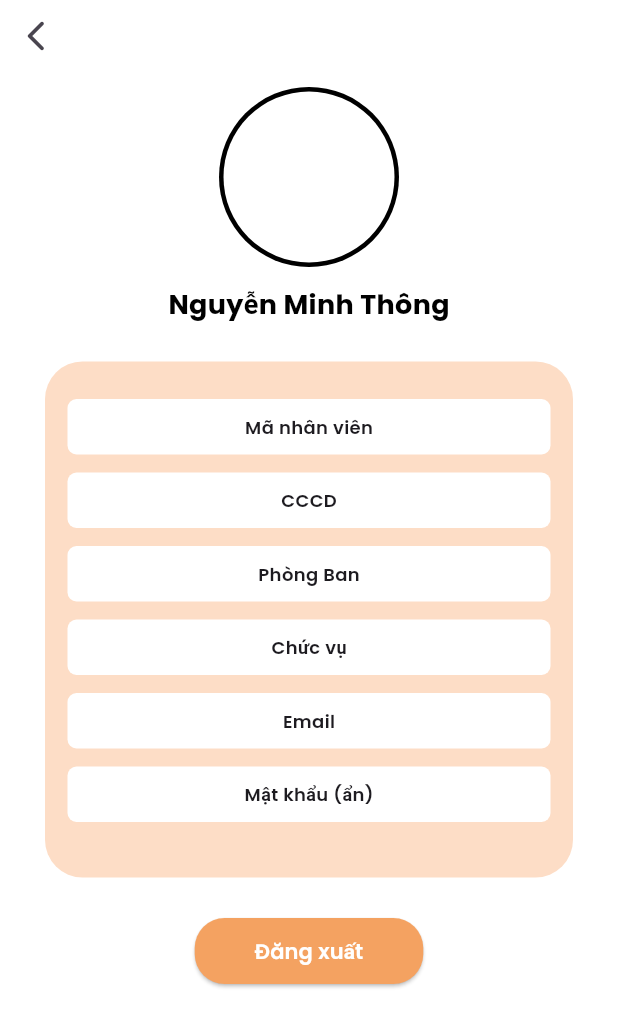
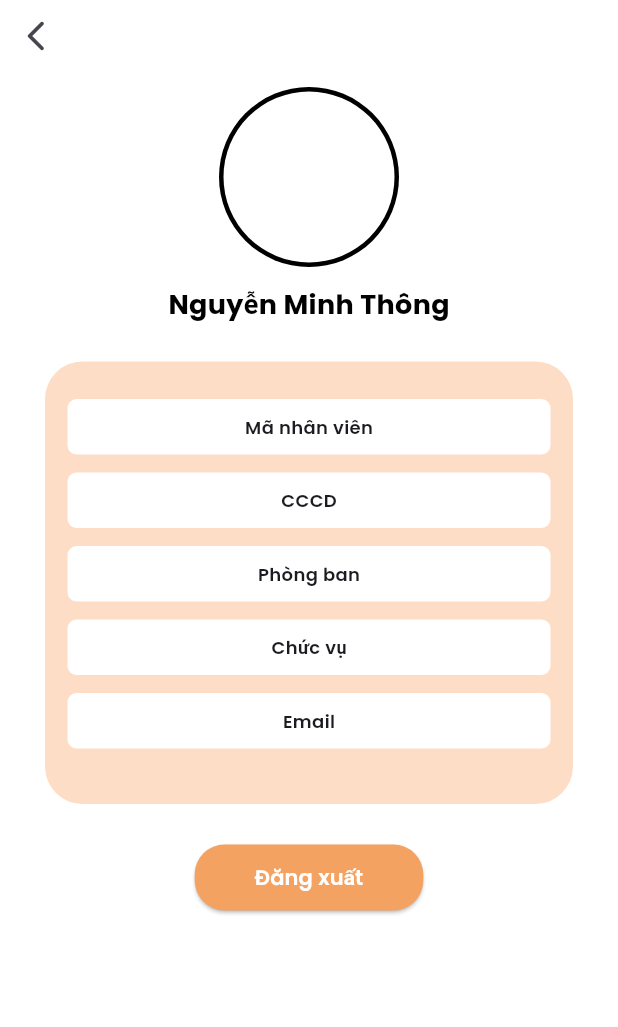
Before and after one commit to minhthongnt2610/TT_Nhom3, a Flutter app: the screen it shows after launch, on a phone screen of 412 x 824 dp. Shown: the top 1027 px of the screen. Run offline on Flutter 3.47's test engine with Material 3 defaults, Android fonts, the phone set to English and light mode, and no system bars; our stand-ins replace google_fonts.

Commit message:
tạo build_info_field.dart để thêm các trường thông tin của nhân viên

```diff
--- /dev/null
+++ b/TimeTrack/lib/screens/common_screens/widgets/build_info_field.dart
@@ -0,0 +1,36 @@
+import 'package:flutter/material.dart';
+import 'package:google_fonts/google_fonts.dart';
+
+class BuildInfoField extends StatelessWidget {
+  const BuildInfoField({super.key, required this.title});
+  final String title;
+
+  @override
+  Widget build(BuildContext context) {
+    return Padding(
+      padding: const EdgeInsets.only(bottom: 12),
+      child: Stack(
+        alignment: Alignment.centerRight,
+        children: [
+          Container(
+            width: double.infinity,
+            padding: const EdgeInsets.symmetric(vertical: 10),
+            decoration: BoxDecoration(
+              color: Colors.white,
+              borderRadius: BorderRadius.circular(6),
+            ),
+            child: Center(
+              child: Text(
+                title,
+                style: GoogleFonts.poppins(
+                  fontWeight: FontWeight.w600,
+                  fontSize: 12,
+                ),
+              ),
+            ),
+          ),
+        ],
+      ),
+    );
+  }
+}
--- a/TimeTrack/lib/screens/employee_screens/check_in_screen.dart
+++ b/TimeTrack/lib/screens/employee_screens/check_in_screen.dart
@@ -47,7 +47,8 @@ class _CheckInScreenState extends State<CheckInScreen> {
     return Scaffold(
       extendBodyBehindAppBar: true,
       appBar: AppBarWidget(isCheck: isCheck,),
-      body: Container(
+      body: SafeArea(
+        child: Container(
           width: double.infinity,
           height: double.infinity,
           decoration: BoxDecoration(
@@ -115,6 +116,7 @@ class _CheckInScreenState extends State<CheckInScreen> {
             ),
           ),
         ),
+      ),
     );
   }
 }
--- a/TimeTrack/lib/screens/employee_screens/info_employee.dart
+++ b/TimeTrack/lib/screens/employee_screens/info_employee.dart
@@ -1,18 +1,20 @@
 import 'package:flutter/material.dart';
 import 'package:google_fonts/google_fonts.dart';
+
+import '../common_screens/widgets/build_info_field.dart';
 
 class InfoEmployee extends StatelessWidget {
   const InfoEmployee({super.key});
 
   @override
   Widget build(BuildContext context) {
+    int height = MediaQuery.of(context).size.height.toInt();
     return Scaffold(
       backgroundColor: Colors.white,
       body: SafeArea(
         child: SingleChildScrollView(
           child: Column(
             children: [
-              // Nút back
               Align(
                 alignment: Alignment.centerLeft,
                 child: IconButton(
@@ -23,7 +25,6 @@ class InfoEmployee extends StatelessWidget {
                 ),
               ),
 
-              // Avatar tròn
               const SizedBox(height: 10),
               const CircleAvatar(
                 radius: 60,
@@ -36,7 +37,6 @@ class InfoEmployee extends StatelessWidget {
 
               const SizedBox(height: 12),
 
-              // Tên nhân viên
               Text(
                 'Nguyễn Minh Thông',
                 style: GoogleFonts.poppins(
@@ -48,7 +48,6 @@ class InfoEmployee extends StatelessWidget {
 
               const SizedBox(height: 25),
 
-              // Khung thông tin
               Container(
                 margin: const EdgeInsets.symmetric(horizontal: 30),
                 padding: const EdgeInsets.symmetric(vertical: 25, horizontal: 15),
@@ -58,12 +57,11 @@ class InfoEmployee extends StatelessWidget {
                 ),
                 child: Column(
                   children: [
-                    buildInfoField('Mã nhân viên'),
-                    buildInfoField('CCCD'),
-                    buildInfoField('Phòng Ban'),
-                    buildInfoField('Chức vụ'),
-                    buildInfoField('Email'),
-                    buildInfoField('Mật khẩu (ẩn)', hasChangePassword: true),
+                    BuildInfoField( title: 'Mã nhân viên',),
+                    BuildInfoField( title: 'CCCD',),
+                    BuildInfoField( title: 'Phòng ban',),
+                    BuildInfoField( title: 'Chức vụ',),
+                    BuildInfoField( title: 'Email',),
                   ],
                 ),
               ),
@@ -98,32 +96,4 @@ class InfoEmployee extends StatelessWidget {
     );
   }
 
-  // Widget tạo từng dòng thông tin
-  Widget buildInfoField(String label, {bool hasChangePassword = false}) {
-    return Padding(
-      padding: const EdgeInsets.only(bottom: 12),
-      child: Stack(
-        alignment: Alignment.centerRight,
-        children: [
-          Container(
-            width: double.infinity,
-            padding: const EdgeInsets.symmetric(vertical: 10),
-            decoration: BoxDecoration(
-              color: Colors.white,
-              borderRadius: BorderRadius.circular(6),
-            ),
-            child: Center(
-              child: Text(
-                label,
-                style: GoogleFonts.poppins(
-                  fontWeight: FontWeight.w600,
-                  fontSize: 12,
-                ),
-              ),
-            ),
-          ),
-        ],
-      ),
-    );
-  }
 }
```
Lines whose indentation alone changed are shown as unchanged.
